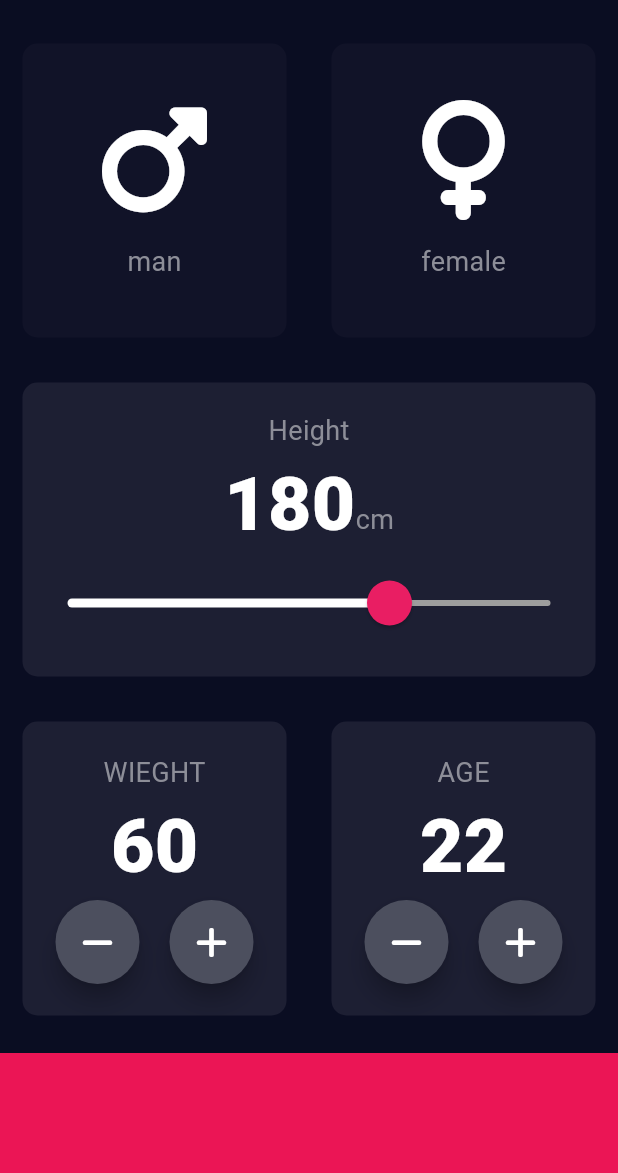
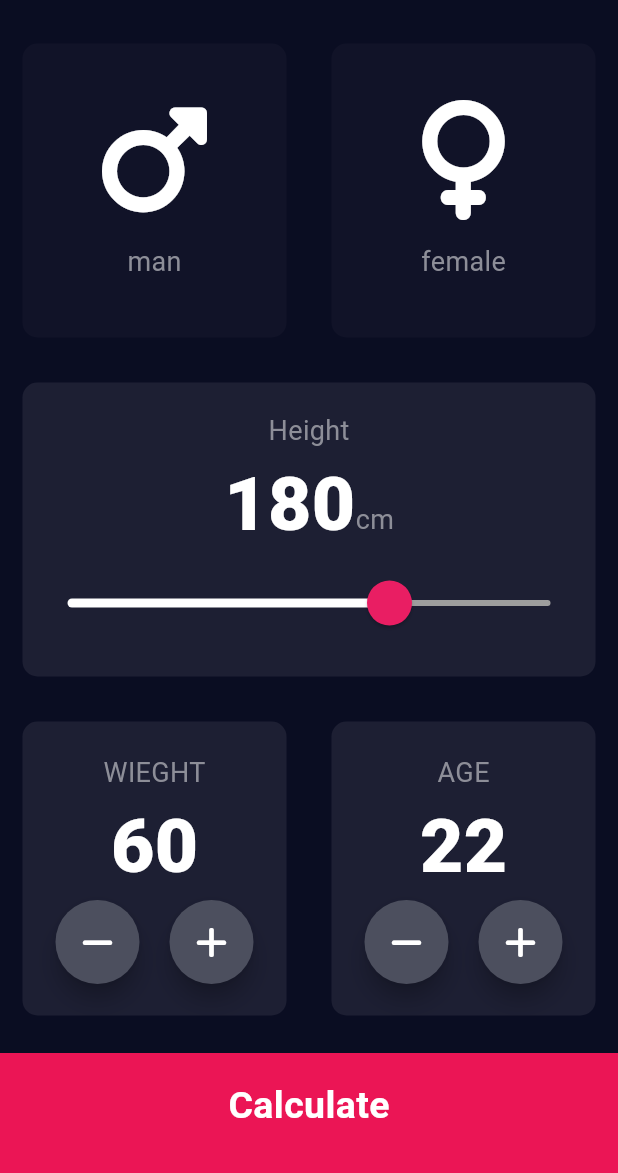
Before and after one commit to Each9084/flutter_bmi, a Flutter app: the screen it shows after launch, on a phone screen of 412 x 824 dp, the part 63-1236 px from its top. Run offline on Flutter 3.47's test engine with Material 3 defaults, Android fonts, the light colour scheme and no system bars; our stand-ins replace font_awesome_flutter.

Commit message:
add new drawable page

```diff
--- a/lib/input_page.dart
+++ b/lib/input_page.dart
@@ -1,5 +1,4 @@
-import 'dart:ffi';
-
+import 'package:bmi_calculator_each/results_page.dart';
 import 'package:flutter/material.dart';
 
 import 'package:font_awesome_flutter/font_awesome_flutter.dart';
@@ -23,6 +22,7 @@ class _InputPageState extends State<InputPage> {
   int height = 180;
   int weight = 60;
   int age = 22;
+  String bottomText = 'Calculate';
 
   /*Color maleCardColor = inactiveCardColor;
   Color femaleCardColor = inactiveCardColor;
@@ -52,7 +52,10 @@ class _InputPageState extends State<InputPage> {
     return Scaffold(
         appBar: AppBar(
           title: Center(child: const Text('BMI CALCULATOR')),
-          backgroundColor: Theme.of(context).colorScheme.primary,
+          backgroundColor: Theme
+              .of(context)
+              .colorScheme
+              .primary,
           foregroundColor: Colors.white,
         ),
         body: Column(
@@ -209,13 +212,15 @@ class _InputPageState extends State<InputPage> {
                             Row(
                               mainAxisAlignment: MainAxisAlignment.center,
                               children: [
-                            RoundIconButton(icon: FontAwesomeIcons.minus, onPressed: (){
+                                RoundIconButton(icon: FontAwesomeIcons.minus,
+                                    onPressed: () {
                                       setState(() {
                                         age--;
                                       });
                                     }),
                                 SizedBox(width: 20,),
-                            RoundIconButton(icon: FontAwesomeIcons.plus, onPressed: (){
+                                RoundIconButton(icon: FontAwesomeIcons.plus,
+                                    onPressed: () {
                                       setState(() {
                                         age++;
                                       });
@@ -228,12 +233,9 @@ class _InputPageState extends State<InputPage> {
                     )
                   ],
                 )),
-            Container(
-              color: kBottomContainerColor,
-              margin: EdgeInsets.only(top: 10),
-              width: double.infinity,
-              height: kBottomContainerHeight,
-            )
+            BottomButton(buttonTitle: bottomText,onTap:(){
+              Navigator.push(context, MaterialPageRoute(builder: (context)=>ResultsPage()));
+            },)
           ],
         )
 
@@ -244,6 +246,36 @@ class _InputPageState extends State<InputPage> {
         onPressed: () {},
         child: Icon(Icons.add),
       ),*/
+    );
+  }
+}
+
+class BottomButton extends StatelessWidget {
+
+  BottomButton( {required this.buttonTitle,required this.onTap});
+
+  final String buttonTitle;
+  final VoidCallback onTap;
+
+  @override
+  Widget build(BuildContext context) {
+    return GestureDetector(
+
+      onTap: onTap,
+      /*onTap: () {
+        Navigator.push(context,
+            MaterialPageRoute(builder: (context) => ResultsPage()));
+      },*/
+      child: Container(
+
+        child: Center(child: Text(buttonTitle,style: kLargeButtonTextStyle,)),
+
+        color: kBottomContainerColor,
+        margin: EdgeInsets.only(top: 10),
+        padding: EdgeInsets.only(bottom: 10),
+        width: double.infinity,
+        height: kBottomContainerHeight,
+      ),
     );
   }
 }
--- a/lib/reusable_card.dart
+++ b/lib/reusable_card.dart
@@ -13,7 +13,6 @@ class ReusableCard extends StatelessWidget {
   Widget build(BuildContext context) {
     return GestureDetector(
       onTap: onpress,
-
       child: Container(
         child: cardChild,
         //一行一列
```
Also changed, not shown: lib/constants.dart (+25 -0 lines), lib/results_page.dart (added, +60 -0 lines), lib/bottom_button.dart (added). Lines whose indentation alone changed are shown as unchanged.
